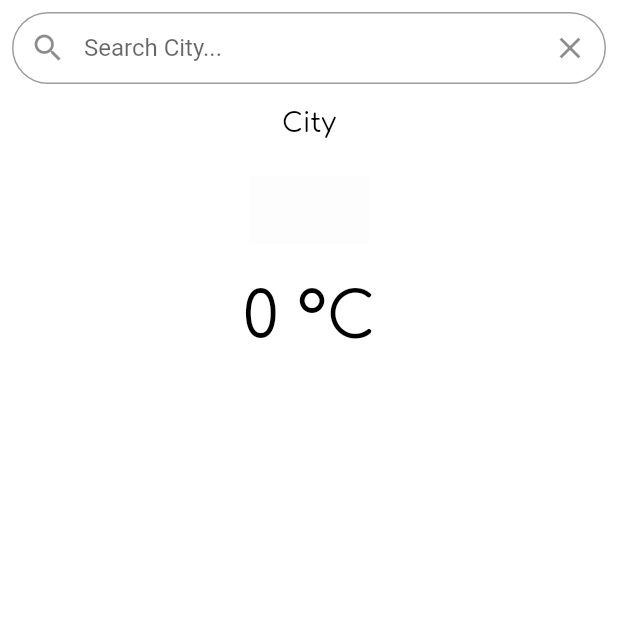
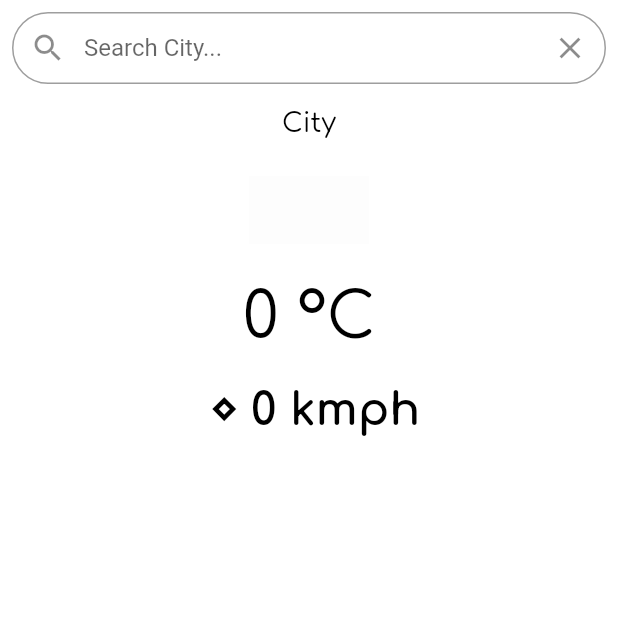
Before and after one commit to code-kartik/weather_now, a Flutter app: the screen it shows after launch, on a phone screen of 412 x 824 dp, the top half of it. Run offline on Flutter 3.47's test engine with Material 2 defaults, Android fonts, the phone set to English and light mode, and no system bars; our stand-ins replace google_fonts.

Commit message:
comments added to code

```diff
--- a/lib/main.dart
+++ b/lib/main.dart
@@ -11,7 +11,7 @@ class MainApp extends StatelessWidget {
   @override
   Widget build(BuildContext context) {
     return const MaterialApp(
-      home: WeatherPage(),
+      home: WeatherPage(), // calling Weather Page in home
     );
   }
 }
--- a/lib/pages/weather_page.dart
+++ b/lib/pages/weather_page.dart
@@ -10,19 +10,21 @@ class WeatherPage extends StatefulWidget {
 }
 
 class _WeatherPageState extends State<WeatherPage> {
-  var textController = TextEditingController();
+  // declaring variables
+  var textController =
+      TextEditingController(); // text editing controller to control text given in text field
   double temperature = 0;
   int intTemp = 0;
   late String cityName = "City";
   late String condition = '';
   late int weatherId = 0;
-
+  late int windSpeed = 0;
   late String imageName = "lib/assets/icons/white.jpg";
 
+  //setting values for weather
   Future<void> setWeatherData(String userCityName) async {
     WeatherService weatherService = WeatherService(cityName: cityName);
     dynamic weatherData = await weatherService.getWeatherData();
-
     setState(() {
       weatherId = weatherData["weather"][0]["id"];
       if (weatherId >= 200 && weatherId < 400) {
@@ -44,6 +46,7 @@ class _WeatherPageState extends State<WeatherPage> {
       temperature = weatherData['main']['temp'];
       intTemp = temperature.toInt();
       condition = weatherData['weather'][0]['main'];
+      windSpeed = weatherData['wind']['speed'];
     });
   }
 
@@ -57,16 +60,17 @@ class _WeatherPageState extends State<WeatherPage> {
     return Scaffold(
       backgroundColor: Colors.white,
       body: SafeArea(
-        child: Center(
         child: Column(
+          mainAxisAlignment: MainAxisAlignment.start,
           children: <Widget>[
-              //Search City Name
+            //Search City Name widget
             Padding(
               padding: const EdgeInsets.all(8.0),
               child: TextField(
                 textInputAction: TextInputAction.done,
                 onSubmitted: (value) {
-                    setWeatherData(value);
+                  setWeatherData(
+                      value); // when tapping done, setWeatherData is called and values are set
                 },
                 controller: textController,
                 decoration: InputDecoration(
@@ -114,18 +118,17 @@ class _WeatherPageState extends State<WeatherPage> {
             Padding(
               padding: const EdgeInsets.all(8.0),
               child: Text(
-                  condition,
+                "$condition ⋄ $windSpeed kmph",
                 style: GoogleFonts.comfortaa(
                   color: Colors.black,
                   fontWeight: FontWeight.bold,
-                    fontSize: 32,
+                  fontSize: 30,
                 ),
               ),
             ),
           ],
         ),
       ),
-      ),
     );
   }
 }
--- a/lib/services/weather_api_call.dart
+++ b/lib/services/weather_api_call.dart
@@ -2,19 +2,18 @@ import 'dart:convert';
 import 'package:http/http.dart' as http;
 
 class WeatherService {
-  String apiKey = "fa7ff9c1f890d9e2ab861788a886f310";
+  String apiKey =
+      "fa7ff9c1f890d9e2ab861788a886f310"; // API key given by OpenWeatherApi
   String cityName = "Palo Alto";
 
   WeatherService({required this.cityName});
 
   Future<dynamic> getWeatherData() async {
     Uri url = Uri.parse(
-        "https://api.openweathermap.org/data/2.5/weather?q=$cityName&appid=$apiKey&units=metric");
-
+        "https://api.openweathermap.org/data/2.5/weather?q=$cityName&appid=$apiKey&units=metric"); // parsing the url to get the data in json format
     http.Response response = await http.get(url);
     if (response.statusCode == 200) {
       var weatherData = jsonDecode(response.body);
-
       return weatherData;
     } else {
       throw Exception("Can't connect to API");
```
Lines whose indentation alone changed are shown as unchanged.
